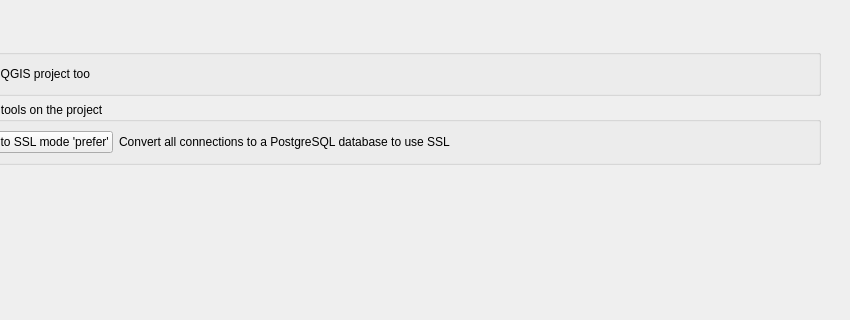
Before: the Qt Designer form lizmap/resources/ui/ui_lizmap.ui in 3liz/lizmap-plugin, drawn with Qt 5; both pictures show x 350 to 1200 and y 0 to 320 of the 1200 by 900 pixel window.
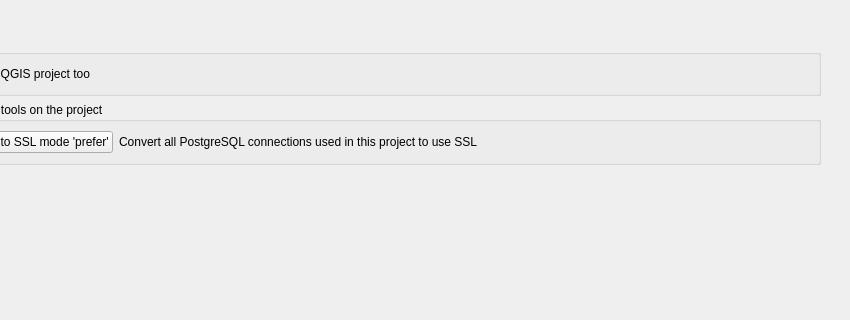
After: the same form once the commit is applied. The open tabs and pages were chosen to show the change. Custom widgets are drawn as their Qt base class.

Commit message: Fix some typo while translating

```diff
--- a/lizmap/resources/ui/ui_lizmap.ui
+++ b/lizmap/resources/ui/ui_lizmap.ui
@@ -4586,7 +4586,7 @@
               <item row="0" column="1">
                <widget class="QLabel" name="label_57">
                 <property name="text">
-                 <string>Convert all connections to a PostgreSQL database to use SSL</string>
+                 <string>Convert all PostgreSQL connections used in this project to use SSL</string>
                 </property>
                </widget>
               </item>
```
The commit also changes 2 other files.
